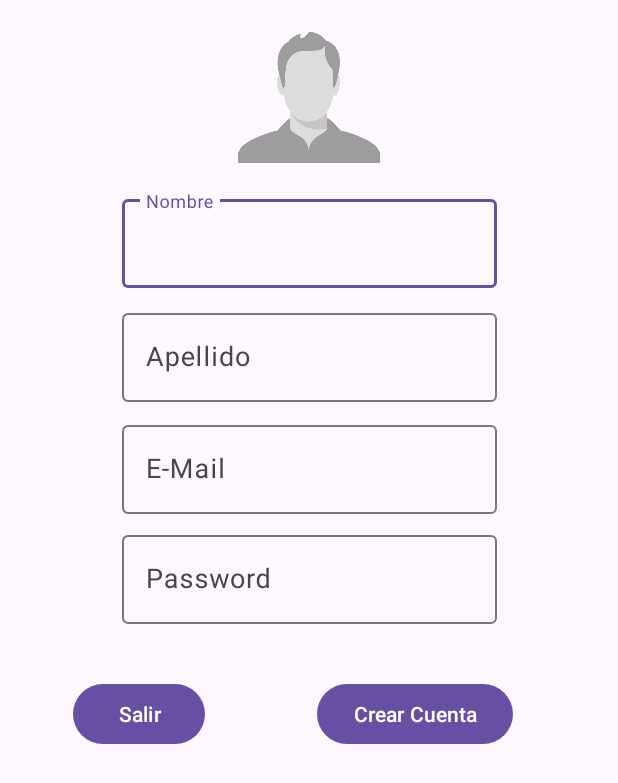
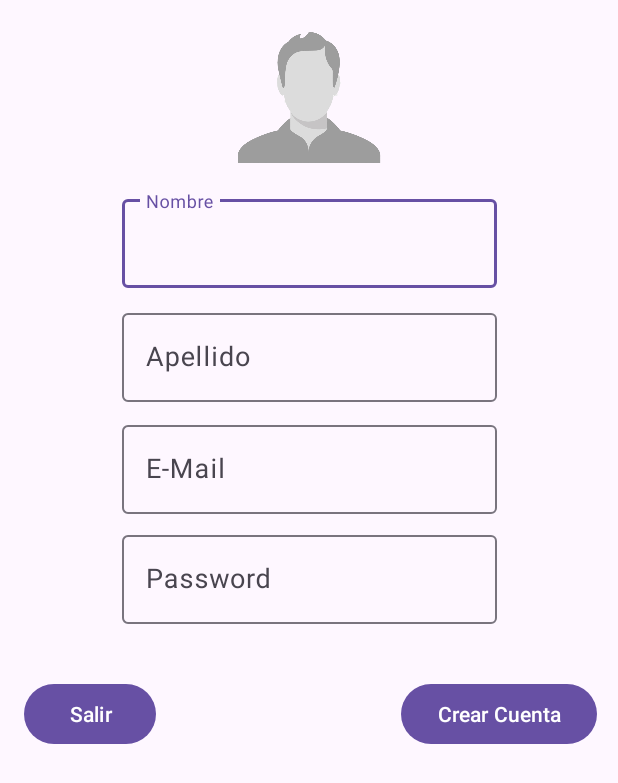
Before and after one commit to WEBTROPOLIS/M4-Indv5, an Android app: the layout activity_main.xml on its own in the app's theme, with its tools: preview values and no code run, on a phone screen of 412 x 824 dp. Shown: the top 783 px of the screen. Run offline under Robolectric (Android 15) with nearby library versions, the phone set to English and light mode, and no system bars.

Commit message:
v2 con theme generado segun actividad

```diff
--- a/app/src/main/AndroidManifest.xml
+++ b/app/src/main/AndroidManifest.xml
@@ -14,9 +14,11 @@
         tools:targetApi="31">
         <activity
             android:name=".MainProfile"
+            android:theme="@style/MiTema"
             android:exported="false" />
         <activity
             android:name=".MainActivity"
+            android:theme="@style/MiTema"
             android:exported="true">
             <intent-filter>
                 <action android:name="android.intent.action.MAIN" />
--- a/app/src/main/res/layout/activity_main.xml
+++ b/app/src/main/res/layout/activity_main.xml
@@ -103,7 +103,7 @@
         app:layout_constraintEnd_toEndOf="parent"
         app:layout_constraintStart_toStartOf="parent"
         app:layout_constraintTop_toBottomOf="@+id/psw"
-        app:layout_constraintHorizontal_bias="0.75"
+        app:layout_constraintHorizontal_bias="0.95"
         app:layout_constraintVertical_bias="0.1"
 
         />
@@ -117,7 +117,7 @@
         app:layout_constraintEnd_toEndOf="parent"
         app:layout_constraintStart_toStartOf="parent"
         app:layout_constraintTop_toBottomOf="@+id/psw"
-        app:layout_constraintHorizontal_bias="0.15"
+        app:layout_constraintHorizontal_bias="0.05"
         app:layout_constraintVertical_bias="0.1"
 
         />
--- /dev/null
+++ b/app/src/main/res/values/styles.xml
@@ -0,0 +1,12 @@
+<?xml version="1.0" encoding="utf-8"?>
+<resources>
+    <style name="MiTema" parent="Theme.MaterialComponents.Light">
+
+        <item name="android:textSize">20sp</item> <!-- Tamaño de texto para todos los TextView -->
+        <item name="android:textColor">#7700FF</item> <!-- Color de texto para todos los TextView -->
+        <item name="android:windowBackground">#00FF00</item> <!-- Color de fondo de la app -->
+        <item name="colorButtonNormal">#FFA500</item> <!-- Color de fondo para todos los botones -->
+        <item name="android:textColorPrimary">#FFFFFF</item> <!-- Color de texto para todos los botones -->
+    </style>
+
+</resources>
```
